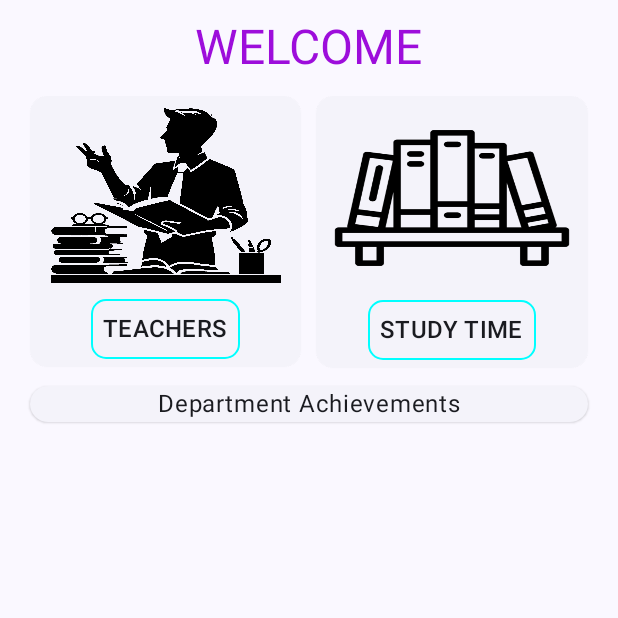
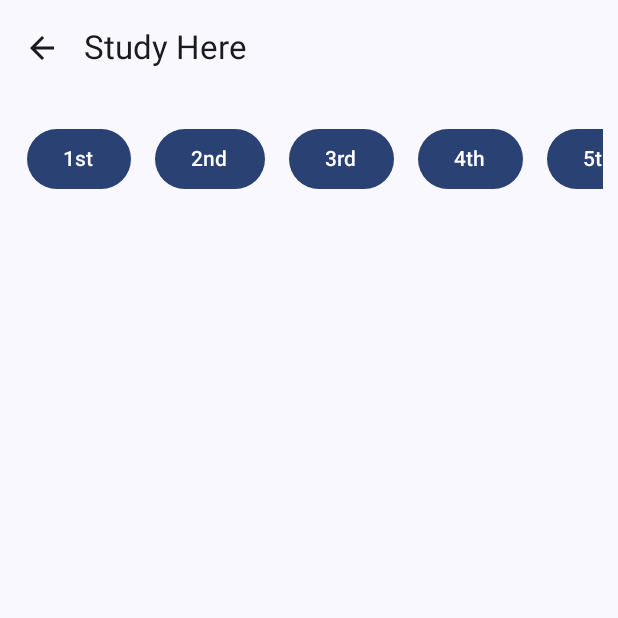
Before and after one commit to 001iftikar/Math-App, an Android app built with Jetpack Compose: the screen it shows after launch (MainActivity), after a tap on "STUDY TIME", on a phone screen of 412 x 824 dp, the top half of it. Run offline under Robolectric (Android 15) with nearby library versions, the phone set to English and light mode, and no system bars; our stand-ins replace Dagger/Hilt's generated code.

Commit message:
initiated working on study res

```diff
--- a/MathApp/app/build.gradle.kts
+++ b/MathApp/app/build.gradle.kts
@@ -45,6 +45,9 @@ android {
 
 dependencies {
 
+    // pdf
+    implementation("io.github.grizzi91:bouquet:1.1.3")
+
     implementation(libs.androidx.core.ktx)
     implementation(libs.androidx.lifecycle.runtime.ktx)
     implementation(libs.androidx.activity.compose)
--- a/MathApp/app/src/main/java/com/example/mathapp/ui/home/HomeScreen.kt
+++ b/MathApp/app/src/main/java/com/example/mathapp/ui/home/HomeScreen.kt
@@ -47,10 +47,9 @@ fun HomeScreen(modifier: Modifier = Modifier, navHostController: NavHostControll
 
         LazyColumn(Modifier.padding(innerPadding)) {
             item { FirstLayer(
-                onClick = {
+                goToTeacher = {navHostController.navigate(Routes.TeacherScreenRoute)},
+                goToStudy = {navHostController.navigate(Routes.StudyScreenRoute)}
 
-                    navHostController.navigate(Routes.TeacherScreenRoute)
-                }
             ) }
             item { DepartmentAchievements() }
         }
@@ -68,7 +67,7 @@ private fun TopBar(title: String) {
 }
 
 @Composable
-fun FirstLayer(onClick: () -> Unit) {
+fun FirstLayer(goToTeacher: () -> Unit, goToStudy: () -> Unit) {
     Row(
         modifier = Modifier
             .fillMaxWidth()
@@ -93,7 +92,7 @@ fun FirstLayer(onClick: () -> Unit) {
                         .fillMaxSize()
                         .weight(1f) // Take up most of the vertical space
                         .clickable(
-                            onClick = onClick
+                            onClick = goToTeacher
                         )
 
                 )
@@ -107,7 +106,7 @@ fun FirstLayer(onClick: () -> Unit) {
                         )
                         .padding(8.dp)
                         .clickable(
-                            onClick = onClick
+                            onClick = goToTeacher
                         ),
                     style = MaterialTheme.typography.titleMedium,
                 )
@@ -132,7 +131,7 @@ fun FirstLayer(onClick: () -> Unit) {
                         .fillMaxSize()
                         .weight(1f) // Take up most of the vertical space
                         .clickable(
-                            onClick = {}
+                            onClick = goToStudy
                         )
                 )
                 Text(
@@ -145,7 +144,7 @@ fun FirstLayer(onClick: () -> Unit) {
                         )
                         .padding(8.dp)
                         .clickable(
-                            onClick = {}
+                            onClick = goToStudy
                         ),
                     style = MaterialTheme.typography.titleMedium,
                 )
--- a/MathApp/app/src/main/java/com/example/mathapp/ui/navigation/NavApp.kt
+++ b/MathApp/app/src/main/java/com/example/mathapp/ui/navigation/NavApp.kt
@@ -6,6 +6,8 @@ import androidx.navigation.compose.composable
 import androidx.navigation.compose.rememberNavController
 import androidx.navigation.toRoute
 import com.example.mathapp.ui.home.HomeScreen
+import com.example.mathapp.ui.study.ContentScreen
+import com.example.mathapp.ui.study.StudyHomeScreen
 import com.example.mathapp.ui.teacher.TeacherScreen
 import com.example.mathapp.ui.teacher.TeacherScreenByName
 
@@ -28,5 +30,14 @@ fun NavApp() {
             val name = navBackStackEntry.toRoute<Routes.TeacherScreenByNameRoute>().name
             TeacherScreenByName(teacherName = name, navHostController = navController)
         }
+
+        composable<Routes.StudyScreenRoute> {
+            StudyHomeScreen(navController)
+        }
+
+        composable<Routes.FirstSemRoute> {
+            val sem = it.toRoute<Routes.FirstSemRoute>().sem
+            ContentScreen(sem)
+        }
     }
 }
--- a/MathApp/app/src/main/java/com/example/mathapp/ui/navigation/Routes.kt
+++ b/MathApp/app/src/main/java/com/example/mathapp/ui/navigation/Routes.kt
@@ -13,5 +13,10 @@ sealed class Routes {
     @Serializable
     data class TeacherScreenByNameRoute(val name: String)
 
+    @Serializable
+    object StudyScreenRoute
+
+    @Serializable
+    data class FirstSemRoute(val sem: String)
 
 }
--- /dev/null
+++ b/MathApp/app/src/main/java/com/example/mathapp/ui/study/StudyMaterialScreen.kt
@@ -0,0 +1,92 @@
+package com.example.mathapp.ui.study
+
+import androidx.compose.foundation.layout.Arrangement
+import androidx.compose.foundation.layout.Column
+import androidx.compose.foundation.layout.fillMaxSize
+import androidx.compose.foundation.layout.fillMaxWidth
+import androidx.compose.foundation.layout.padding
+import androidx.compose.foundation.lazy.LazyColumn
+import androidx.compose.foundation.lazy.LazyRow
+import androidx.compose.foundation.lazy.items
+import androidx.compose.material3.Button
+import androidx.compose.material3.Scaffold
+import androidx.compose.material3.Text
+import androidx.compose.runtime.Composable
+import androidx.compose.runtime.getValue
+import androidx.compose.runtime.mutableStateOf
+import androidx.compose.runtime.remember
+import androidx.compose.runtime.setValue
+import androidx.compose.ui.Alignment
+import androidx.compose.ui.Modifier
+import androidx.compose.ui.unit.dp
+import androidx.navigation.NavHostController
+import com.example.mathapp.ui.components.TopAppBarNavIcon
+import com.example.mathapp.ui.navigation.Routes
+
+@Composable
+fun StudyHomeScreen(navHostController: NavHostController) {
+    Scaffold(
+        modifier = Modifier.fillMaxSize(),
+        topBar = { TopAppBarNavIcon(title = "Study Here") {navHostController.popBackStack()} }
+    ) { innerPadding ->
+        val selectList = listOf(
+            "1st", "2nd", "3rd", "4th", "5th", "6th"
+        )
+
+        var semesterState by remember { mutableStateOf<String?>(null) }
+        LazyColumn(
+            modifier = Modifier
+                .fillMaxWidth()
+                .padding(innerPadding)
+        ) {
+            item {
+                SemesterSelectinRow(selectList) {
+                    semesterState = it
+                }
+            }
+
+            semesterState?.let {
+                item {
+                    ContentScreen(it)
+                }
+            }
+
+
+        }
+    }
+}
+
+@Composable
+fun SemesterSelectinRow(
+    semesters: List<String>,
+    onClick: (String) -> Unit
+) {
+    LazyRow(
+        modifier = Modifier.padding(10.dp)
+    ) {
+        items(semesters) {
+            Button(
+                onClick = {
+                    onClick(it)
+                },
+                modifier = Modifier.padding(8.dp)
+            ) {
+                Text(it)
+            }
+        }
+    }
+}
+
+@Composable
+fun ContentScreen(
+    semester: String
+) {
+    Column(
+        modifier = Modifier.fillMaxSize(),
+        horizontalAlignment = Alignment.CenterHorizontally,
+        verticalArrangement = Arrangement.Center
+    ) {
+        Text("Res of semester $semester will be here")
+    }
+
+}
```
